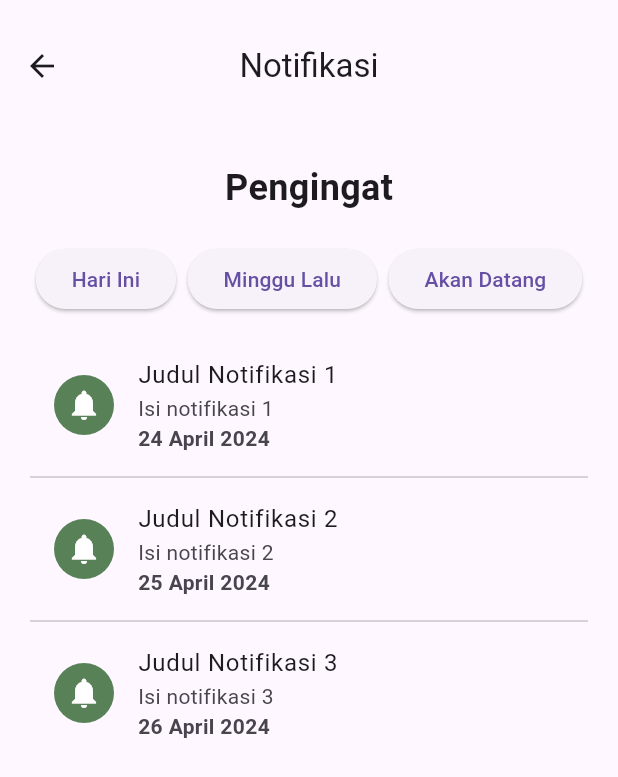
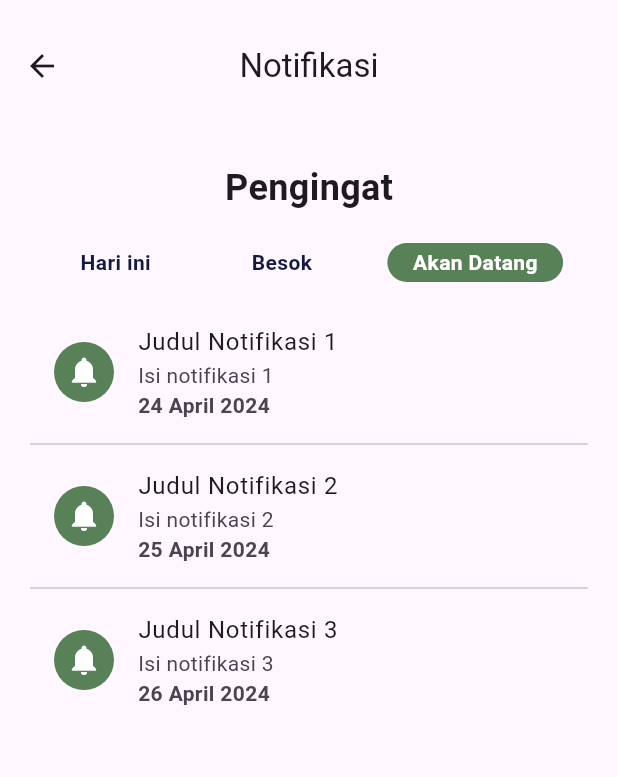
Before and after one commit to fuadadhim24/ketertelusuran_mobile, a Flutter app: the NotifikasiPage screen opened by its route, after a tap on "Akan Datang", on a phone screen of 412 x 824 dp. Shown: the top 777 px of the screen. Run offline on Flutter 3.47's test engine with Material 3 defaults, Android fonts, the light colour scheme and no system bars; our stand-ins replace carousel_slider, dio, flutter_map, get, google_fonts, google_maps_flutter and 3 more; accounts and stored records are empty.

Commit message:
refactor: change ui at notifikasi page

```diff
--- a/lib/ui/pages/notifikasi_page.dart
+++ b/lib/ui/pages/notifikasi_page.dart
@@ -1,13 +1,16 @@
-import 'package:flutter/material.dart';
-import 'dart:convert';
-import 'package:flutter/cupertino.dart';
 import 'package:flutter/material.dart';
 import 'package:flutter/widgets.dart';
-import 'package:get/get.dart';
 import 'package:ketertelusuran_mobile/shared/theme.dart';
 
-class NotifikasiPage extends StatelessWidget {
+class NotifikasiPage extends StatefulWidget {
   const NotifikasiPage({Key? key}) : super(key: key);
+
+  @override
+  _NotifikasiPageState createState() => _NotifikasiPageState();
+}
+
+class _NotifikasiPageState extends State<NotifikasiPage> {
+  int selectedOption = 0;
 
   @override
   Widget build(BuildContext context) {
@@ -15,9 +18,7 @@ class NotifikasiPage extends StatelessWidget {
       appBar: AppBar(
         toolbarHeight: 88,
         centerTitle: true,
-        title: Text(
-          'Notifikasi'
-          ),
+        title: Text('Notifikasi'),
       ),
       body: Padding(
         padding: const EdgeInsets.all(20.0),
@@ -37,24 +38,9 @@ class NotifikasiPage extends StatelessWidget {
             Row(
               mainAxisAlignment: MainAxisAlignment.spaceAround,
               children: [
-                ElevatedButton(
-                  onPressed: () {
-                    Navigator.pushNamed(context, '/notifikasi');
-                  },
-                  child: Text('Hari Ini'),
-                ),
-                ElevatedButton(
-                  onPressed: () {
-                    Navigator.pushNamed(context, '/notifikasi');
-                  },
-                  child: Text('Minggu Lalu'),
-                ),
-                ElevatedButton(
-                  onPressed: () {
-                    Navigator.pushNamed(context, '/notifikasi');
-                  },
-                  child: Text('Akan Datang'),
-                ),
+                buildOption('Hari ini', isSelected: selectedOption == 0),
+                buildOption('Besok', isSelected: selectedOption == 1),
+                buildOption('Akan Datang', isSelected: selectedOption == 2),
               ],
             ),
             SizedBox(height: 20),
@@ -89,6 +75,31 @@ class NotifikasiPage extends StatelessWidget {
     );
   }
 
+  Widget buildOption(String option, {bool isSelected = false}) {
+    return InkWell(
+      onTap: () {
+        setState(() {
+          selectedOption = ['Hari ini', 'Besok', 'Akan Datang'].indexOf(option);
+        });
+      },
+      child: AnimatedContainer(
+        duration: Duration(milliseconds: 300),
+        padding: EdgeInsets.symmetric(vertical: 3, horizontal: 17),
+        decoration: BoxDecoration(
+          color: isSelected ? greenColor : Colors.transparent,
+          borderRadius: BorderRadius.circular(13),
+        ),
+        child: Text(
+          option,
+          style: TextStyle(
+            color: isSelected ? whiteContainerColor : txtBlackColor,
+            fontWeight: semiBold,
+          ),
+        ),
+      ),
+    );
+  }
+
   Widget buildNotifikasiItem({
     required String judul,
     required String isi,
@@ -96,10 +107,8 @@ class NotifikasiPage extends StatelessWidget {
   }) {
     return ListTile(
       leading: CircleAvatar(
-        backgroundColor:
-            greenColor, // Ubah warna latar belakang menjadi hijau
-        child: Icon(Icons.notifications,
-            color: Colors.white), // Ubah warna ikon menjadi putih
+        backgroundColor: greenColor, // Ubah warna latar belakang menjadi hijau
+        child: Icon(Icons.notifications, color: Colors.white), // Ubah warna ikon menjadi putih
       ),
       title: Text(judul),
       subtitle: Row(
```
